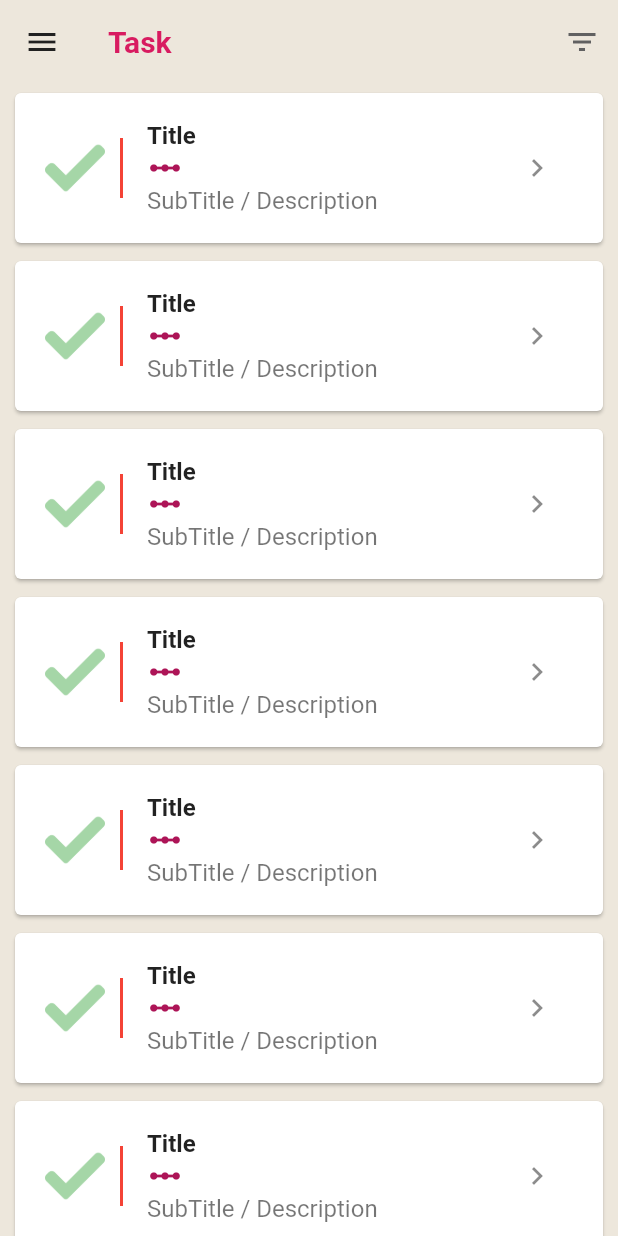
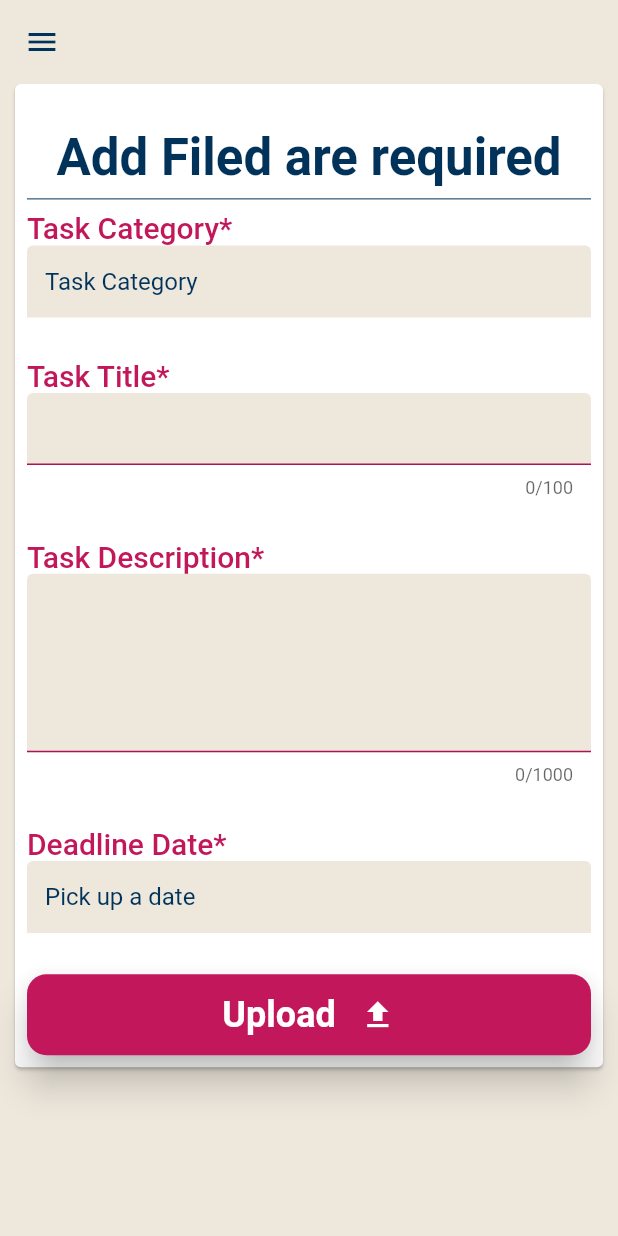
Before and after one commit to HusseinElbhrawy/Work-OS, a Flutter app: the screen it shows after launch, on a phone screen of 412 x 824 dp. Run offline on Flutter 3.47's test engine with Material 2 defaults, Android fonts, the phone set to English and light mode, and no system bars; our stand-ins replace cached_network_image, get.

Commit message:
Compele addTask Screen

```diff
--- a/lib/main.dart
+++ b/lib/main.dart
@@ -1,7 +1,7 @@
 import 'package:flutter/material.dart';
 import 'package:get/get.dart';
 import 'package:work_os/utils/const/const.dart';
-import 'package:work_os/views/screens/home.dart';
+import 'package:work_os/views/screens/add_task.dart';
 
 void main() {
   runApp(const MyApp());
@@ -18,7 +18,7 @@ class MyApp extends StatelessWidget {
         scaffoldBackgroundColor: kScaffoldBGColor,
         primarySwatch: Colors.blue,
       ),
-      home: HomeScreen(),
+      home: AddTaskScreen(),
     );
   }
 }
--- /dev/null
+++ b/lib/views/screens/add_task.dart
@@ -0,0 +1,125 @@
+import 'package:flutter/material.dart';
+import 'package:work_os/views/screens/home.dart';
+import 'package:work_os/views/widgets/drawer_widget.dart';
+
+import '/utils/const/const.dart';
+import '/views/widgets/add_task_screen_custom_widget.dart';
+import '/views/widgets/custom_auth_button.dart';
+import '/views/widgets/filter_dialog.dart';
+
+class AddTaskScreen extends StatefulWidget {
+  const AddTaskScreen({Key? key}) : super(key: key);
+
+  @override
+  State<AddTaskScreen> createState() => _AddTaskScreenState();
+}
+
+class _AddTaskScreenState extends State<AddTaskScreen> {
+  final TextEditingController _taskCategoryController =
+          TextEditingController(text: 'Task Category'),
+      _taskTitleController = TextEditingController(),
+      _taskDescriptionController = TextEditingController(),
+      _deadlineDateController = TextEditingController(text: 'Pick up a date');
+
+  final _formKey = GlobalKey<FormState>();
+  @override
+  Widget build(BuildContext context) {
+    var deviceSize = MediaQuery.of(context).size;
+    var spaceBetweenWidget = SizedBox(height: deviceSize.height / 30);
+    return Scaffold(
+      appBar: AppBar(
+        backgroundColor: Theme.of(context).scaffoldBackgroundColor,
+        iconTheme: const IconThemeData(color: kDarkBlue),
+        elevation: 0.0,
+      ),
+      drawer: const DrawerWidget(),
+      body: Form(
+        key: _formKey,
+        child: Card(
+          color: Colors.white,
+          margin: const EdgeInsetsDirectional.only(start: 10, end: 10),
+          child: SingleChildScrollView(
+            physics: const BouncingScrollPhysics(),
+            padding: const EdgeInsetsDirectional.all(8),
+            child: Column(
+              mainAxisAlignment: MainAxisAlignment.spaceBetween,
+              children: [
+                SizedBox(height: deviceSize.height / 40),
+                Text(
+                  'Add Filed are required',
+                  style: Theme.of(context).textTheme.headlineMedium!.copyWith(
+                        color: kDarkBlue,
+                        fontWeight: FontWeight.bold,
+                      ),
+                ),
+                const Divider(color: kDarkBlue),
+                AddTaskScreenCustomWidget(
+                  textEditingController: _taskCategoryController,
+                  onTap: () async {
+                    buildFilterDialog(
+                      deviceSize,
+                      tasksCategoryList: HomeScreen.tasksCategoryList,
+                      categoryController: _taskCategoryController,
+                    );
+                  },
+                  title: 'Task Category',
+                  hint: '',
+                  enabled: false,
+                ),
+                spaceBetweenWidget,
+                AddTaskScreenCustomWidget(
+                  textEditingController: _taskTitleController,
+                  onTap: () {
+                    print('Tapped');
+                  },
+                  title: 'Task Title',
+                  hint: '',
+                  maxLength: 100,
+                ),
+                spaceBetweenWidget,
+                AddTaskScreenCustomWidget(
+                  textEditingController: _taskDescriptionController,
+                  onTap: () {
+                    print('Tapped');
+                  },
+                  title: 'Task Description',
+                  hint: '',
+                  maxLength: 1000,
+                  maxLines: 5,
+                ),
+                spaceBetweenWidget,
+                AddTaskScreenCustomWidget(
+                  textEditingController: _deadlineDateController,
+                  onTap: () async {
+                    var value = await showDatePicker(
+                      context: context,
+                      initialDate: DateTime.now(),
+                      firstDate: DateTime.now(),
+                      lastDate: DateTime.now().add(const Duration(days: 365)),
+                    );
+                    setState(() {
+                      _deadlineDateController.text =
+                          '${value!.year}/${value.month}/${value.day}';
+                    });
+                  },
+                  title: 'Deadline Date',
+                  hint: '',
+                  enabled: false,
+                ),
+                spaceBetweenWidget,
+                CustomAuthButton(
+                  title: 'Upload',
+                  icon: Icons.upload,
+                  onTap: () {
+                    FocusScope.of(context).unfocus();
+                    if (_formKey.currentState!.validate()) {}
+                  },
+                ),
+              ],
+            ),
+          ),
+        ),
+      ),
+    );
+  }
+}
--- a/lib/views/screens/home.dart
+++ b/lib/views/screens/home.dart
@@ -7,7 +7,7 @@ import '../widgets/filter_dialog.dart';
 
 class HomeScreen extends StatelessWidget {
   const HomeScreen({Key? key}) : super(key: key);
-  static final List<String> _tasksCategoryList = [
+  static final List<String> tasksCategoryList = [
     'Business',
     'Programming',
     'Information Technology',
@@ -38,7 +38,7 @@ class HomeScreen extends StatelessWidget {
             onPressed: () {
               buildFilterDialog(
                 deviceSize,
-                tasksCategoryList: _tasksCategoryList,
+                tasksCategoryList: tasksCategoryList,
               );
             },
             icon: Icon(
--- /dev/null
+++ b/lib/views/widgets/add_task_screen_custom_widget.dart
@@ -0,0 +1,73 @@
+import 'package:flutter/material.dart';
+import 'package:work_os/utils/const/const.dart';
+
+class AddTaskScreenCustomWidget extends StatelessWidget {
+  const AddTaskScreenCustomWidget({
+    Key? key,
+    required this.onTap,
+    required this.title,
+    required this.hint,
+    this.enabled = true,
+    this.maxLength,
+    this.maxLines,
+    this.textEditingController,
+  }) : super(key: key);
+  final String title, hint;
+  final Function onTap;
+  final bool enabled;
+  final int? maxLines, maxLength;
+  final TextEditingController? textEditingController;
+  @override
+  Widget build(BuildContext context) {
+    return Column(
+      crossAxisAlignment: CrossAxisAlignment.start,
+      children: [
+        Text(
+          '$title*',
+          style: Theme.of(context).textTheme.headline6!.copyWith(
+                color: Colors.pink.shade700,
+              ),
+        ),
+        InkWell(
+          onTap: () => onTap(),
+          focusColor: Colors.transparent,
+          child: TextFormField(
+            cursorColor: kDarkBlue,
+            controller: textEditingController,
+            key: Key(title),
+            enabled: enabled,
+            maxLines: maxLines,
+            maxLength: maxLength,
+            validator: (newValue) {
+              if (newValue!.isEmpty) {
+                return 'Filed is missing';
+              }
+              return null;
+            },
+            style: const TextStyle(color: kDarkBlue),
+            keyboardType: TextInputType.text,
+            decoration: InputDecoration(
+              filled: true,
+              fillColor: kScaffoldBGColor,
+              hintText: hint,
+              hintStyle: const TextStyle(fontWeight: FontWeight.bold),
+              focusedBorder: _buildUnderlineInputBorder(),
+              enabledBorder: _buildUnderlineInputBorder(),
+              errorBorder: _buildUnderlineInputBorder().copyWith(
+                borderSide: const BorderSide(color: Colors.red),
+              ),
+            ),
+          ),
+        ),
+      ],
+    );
+  }
+
+  UnderlineInputBorder _buildUnderlineInputBorder() {
+    return UnderlineInputBorder(
+      borderSide: BorderSide(
+        color: Colors.pink.shade800,
+      ),
+    );
+  }
+}
--- a/lib/views/widgets/drawer_widget.dart
+++ b/lib/views/widgets/drawer_widget.dart
@@ -1,6 +1,8 @@
 import 'package:flutter/material.dart';
 import 'package:get/get.dart';
 import 'package:work_os/utils/const/const.dart';
+import 'package:work_os/views/screens/add_task.dart';
+import 'package:work_os/views/screens/home.dart';
 import 'package:work_os/views/widgets/custom_list_tile.dart';
 
 class DrawerWidget extends StatelessWidget {
@@ -35,7 +37,9 @@ class DrawerWidget extends StatelessWidget {
           const SizedBox(height: 30),
           CustomListTile(
             title: 'All Tasks',
-            onTap: () {},
+            onTap: () {
+              Get.offAll(() => const HomeScreen());
+            },
             icon: Icons.task_outlined,
           ),
           CustomListTile(
@@ -50,7 +54,9 @@ class DrawerWidget extends StatelessWidget {
           ),
           CustomListTile(
             title: 'Add Tasks',
-            onTap: () {},
+            onTap: () {
+              Get.offAll(() => const AddTaskScreen());
+            },
             icon: Icons.add_task_outlined,
           ),
           const Divider(color: kDarkBlue),
--- a/lib/views/widgets/filter_dialog.dart
+++ b/lib/views/widgets/filter_dialog.dart
@@ -1,8 +1,11 @@
+import 'dart:developer';
+
 import 'package:flutter/material.dart';
 import 'package:get/get.dart';
 
 Future<dynamic> buildFilterDialog(Size deviceSize,
-    {required List<String> tasksCategoryList}) {
+    {required List<String> tasksCategoryList,
+    TextEditingController? categoryController}) {
   return Get.dialog(
     AlertDialog(
       title: Text(
@@ -19,6 +22,13 @@ Future<dynamic> buildFilterDialog(Size deviceSize,
           shrinkWrap: true,
           itemBuilder: (context, index) {
             return ListTile(
+              onTap: () {
+                categoryController!.text = tasksCategoryList[index];
+
+                log(tasksCategoryList[index].toString());
+
+                Get.back();
+              },
               leading: Icon(
                 Icons.check_circle_rounded,
                 color: Colors.red[200],
```
